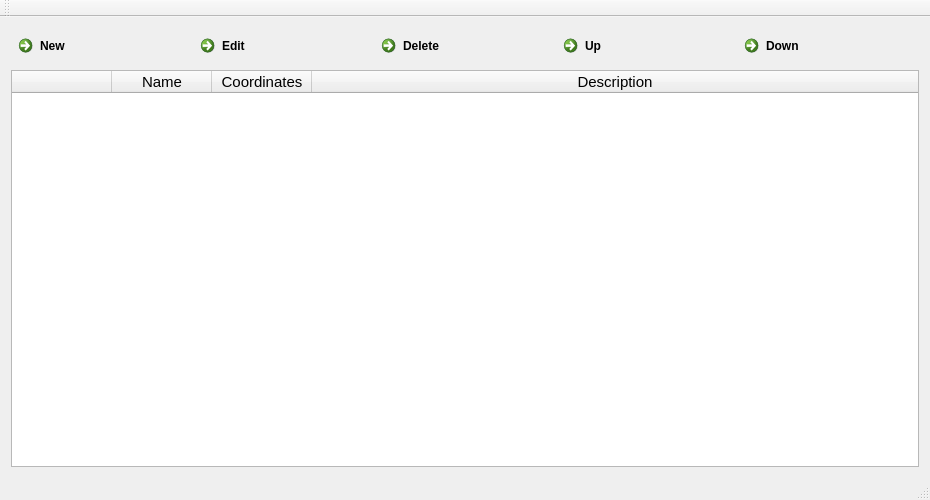
Qt form groundstation/targetlist/targlistmainwindow.ui (utat-uav/groundstation) before a commit.
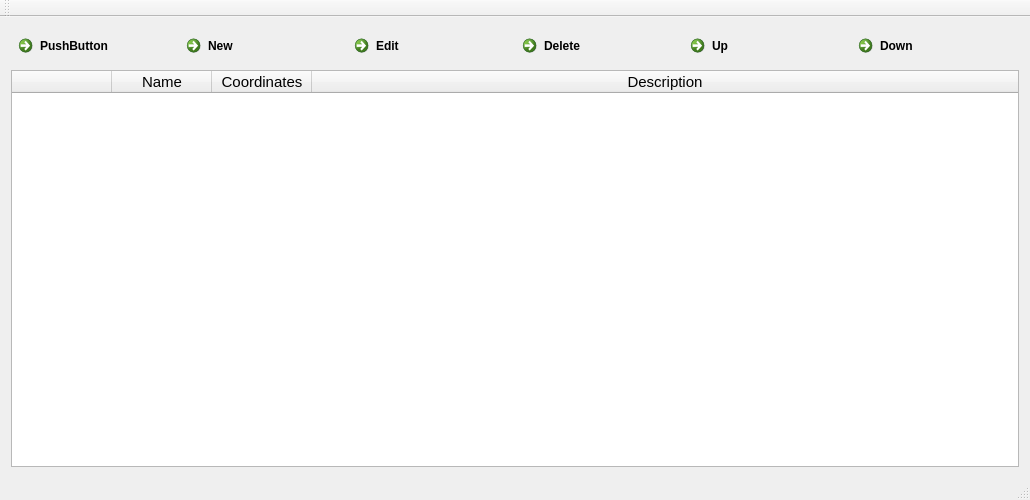
The same form after that commit. Icons and pictures are not drawn.

```diff
--- a/groundstation/targetlist/targlistmainwindow.ui
+++ b/groundstation/targetlist/targlistmainwindow.ui
@@ -23,14 +23,15 @@
       <property name="spacing">
        <number>0</number>
       </property>
+      <item>
+       <widget class="QCommandLinkButton" name="commandLinkButton">
+        <property name="text">
+         <string>PushButton</string>
+        </property>
+       </widget>
+      </item>
       <item>
        <widget class="QCommandLinkButton" name="newButton">
-        <property name="sizePolicy">
-         <sizepolicy hsizetype="Preferred" vsizetype="Preferred">
-          <horstretch>0</horstretch>
-          <verstretch>0</verstretch>
-         </sizepolicy>
-        </property>
         <property name="toolTip">
          <string>&lt;html&gt;&lt;head/&gt;&lt;body&gt;&lt;p&gt;Shortcut: &lt;span style=&quot; font-weight:600;&quot;&gt;ctrl+n&lt;/span&gt;&lt;/p&gt;&lt;/body&gt;&lt;/html&gt;</string>
         </property>
```
Left out of the diff: 14 changed lines with no effect on the pictures.
